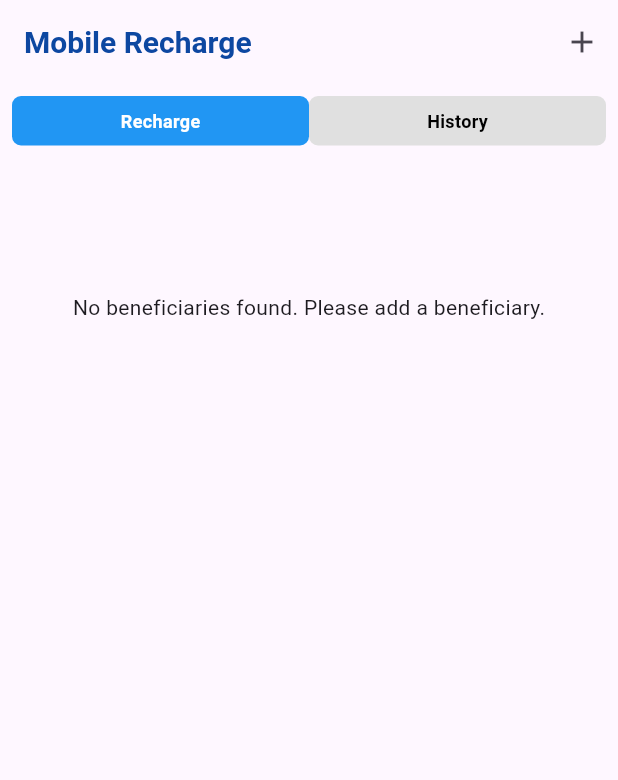
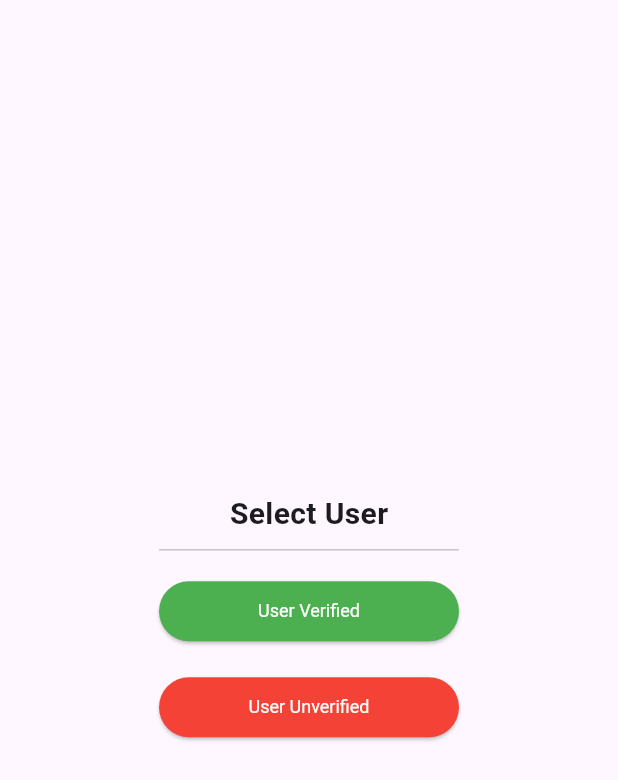
Before and after one commit to safiahmed4cs/assessment_sep, a Flutter app: the screen it shows after launch, on a phone screen of 412 x 824 dp. Shown: the top 780 px of the screen. Run offline on Flutter 3.47's test engine with Material 3 defaults, Android fonts, the phone set to English and light mode, and no system bars; our stand-ins replace get, shared_preferences; accounts and stored records are empty.

Commit message:
user verified and unverified added

```diff
--- /dev/null
+++ b/lib/controllers/user_controller.dart
@@ -0,0 +1,31 @@
+import 'package:assessment_sep_2024/models/user.dart';
+import 'package:assessment_sep_2024/screens/benificiaries/beneficiary_list_screen.dart';
+import 'package:get/get.dart';
+import 'package:shared_preferences/shared_preferences.dart';
+import 'dart:convert';
+
+class UserController extends GetxController {
+  var currentUser = Rxn<User>();
+
+  @override
+  void onInit() {
+    super.onInit();
+    _checkCurrentUser();
+  }
+
+  Future<void> _checkCurrentUser() async {
+    SharedPreferences prefs = await SharedPreferences.getInstance();
+    String? userJson = prefs.getString('current_user');
+    if (userJson != null) {
+      currentUser.value = User.fromJson(jsonDecode(userJson));
+      Get.offAll(() => BeneficiaryListScreen());
+    }
+  }
+
+  Future<void> saveUser(User user) async {
+    SharedPreferences prefs = await SharedPreferences.getInstance();
+    await prefs.setString('current_user', jsonEncode(user.toJson()));
+    currentUser.value = user;
+    Get.offAll(() => BeneficiaryListScreen());
+  }
+}
--- a/lib/main.dart
+++ b/lib/main.dart
@@ -1,5 +1,6 @@
 import 'package:assessment_sep_2024/screens/benificiaries/beneficiary_list_screen.dart';
-import 'package:assessment_sep_2024/screens/top_up_screen.dart';
+import 'package:assessment_sep_2024/screens/home_screen.dart';
+import 'package:assessment_sep_2024/screens/top_up_screens/top_up_screen.dart';
 import 'package:flutter/material.dart';
 import 'package:get/get.dart';
 
@@ -20,7 +21,8 @@ class MyApp extends StatelessWidget {
       debugShowCheckedModeBanner: false,
       initialRoute: '/',
       routes: {
-        '/': (context) => BeneficiaryListScreen(),
+        '/': (context) => HomeScreen(),
+        '/benificiaries': (context) => BeneficiaryListScreen(),
         '/topup': (context) => TopUpScreen(),
       },
     );
--- /dev/null
+++ b/lib/models/user.dart
@@ -0,0 +1,25 @@
+class User {
+  final String fullName;
+  final String mobile;
+  final bool isVerified;
+
+  User({
+    required this.isVerified,
+    required this.fullName,
+    required this.mobile,
+  });
+
+  Map<String, dynamic> toJson() => {
+        'fullName': fullName,
+        'mobile': mobile,
+        'isVerified': isVerified,
+      };
+
+  factory User.fromJson(Map<String, dynamic> json) {
+    return User(
+      fullName: json['fullName'],
+      mobile: json['mobile'],
+      isVerified: json['isVerified'],
+    );
+  }
+}
--- /dev/null
+++ b/lib/screens/home_screen.dart
@@ -0,0 +1,79 @@
+import 'package:assessment_sep_2024/controllers/user_controller.dart';
+import 'package:assessment_sep_2024/models/user.dart';
+import 'package:flutter/material.dart';
+import 'package:get/get.dart';
+
+class HomeScreen extends StatelessWidget {
+  HomeScreen({super.key});
+  final UserController userController = Get.put(UserController());
+
+  @override
+  Widget build(BuildContext context) {
+    return Scaffold(
+      body: Center(
+        child: SizedBox(
+          width: 200,
+          height: 200,
+          child: Column(
+            mainAxisAlignment: MainAxisAlignment.center,
+            children: [
+              const Text(
+                "Select User",
+                style: TextStyle(
+                  fontSize: 20,
+                  fontWeight: FontWeight.bold,
+                ),
+              ),
+              const SizedBox(
+                height: 8,
+              ),
+              const Divider(
+                height: 2,
+              ),
+              const SizedBox(
+                height: 16,
+              ),
+              SizedBox(
+                width: double.infinity,
+                child: ElevatedButton(
+                  style: ElevatedButton.styleFrom(
+                    backgroundColor: Colors.green,
+                  ),
+                  onPressed: () {
+                    User user = User(
+                      fullName: 'John Doe(Verified)',
+                      mobile: '+971552385432',
+                      isVerified: true,
+                    );
+                    userController.saveUser(user);
+                  },
+                  child: const Text('User Verified'),
+                ),
+              ),
+              const SizedBox(
+                height: 16,
+              ),
+              SizedBox(
+                width: double.infinity,
+                child: ElevatedButton(
+                  style: ElevatedButton.styleFrom(
+                    backgroundColor: Colors.red,
+                  ),
+                  onPressed: () {
+                    User user = User(
+                      fullName: 'John Doe(Unverified)',
+                      mobile: '+971552385432',
+                      isVerified: true,
+                    );
+                    userController.saveUser(user);
+                  },
+                  child: const Text('User Unverified'),
+                ),
+              ),
+            ],
+          ),
+        ),
+      ),
+    );
+  }
+}
```
